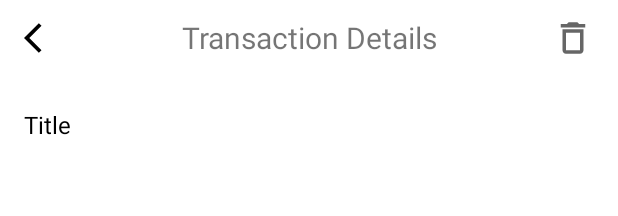
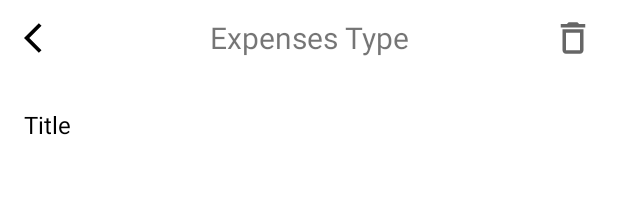
Before and after one commit to IT21200410/Expenso, an Android app: the layout fragment_expenses_add_kavinda.xml on its own in the app's theme, with its tools: preview values and no code run, on a phone screen of 412 x 824 dp. Shown: the top 216 px of the screen. Run offline under Robolectric (Android 15) with nearby library versions, the phone set to English and light mode, and no system bars.

Commit message:
Final Commit

```diff
--- a/app/src/main/res/values/strings.xml
+++ b/app/src/main/res/values/strings.xml
@@ -25,6 +25,6 @@
     <string name="yearly">Yearly</string>
     <string name="edit">edit</string>
     <string name="delete">Delete</string>
-    <string name="transaction_details">Transaction Details</string>
+    <string name="transaction_details">Expenses Type</string>
 
 </resources>
```
